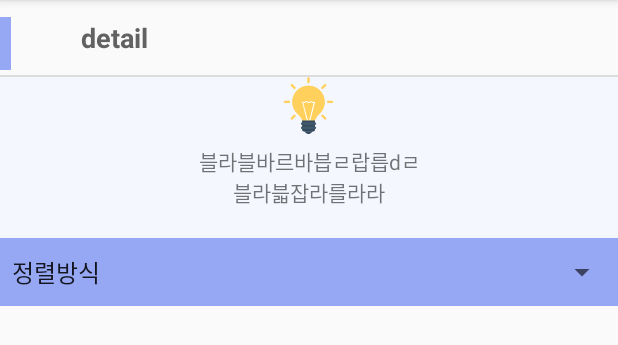
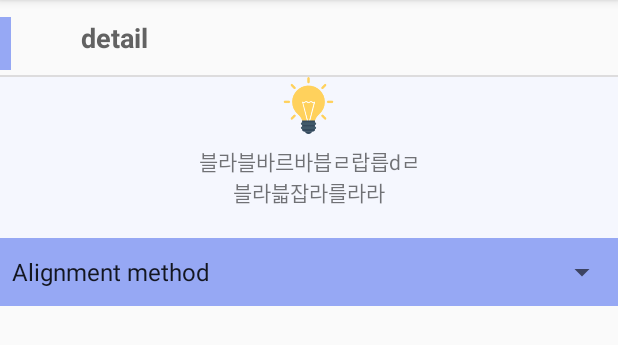
Before and after one commit to JeonHyungJin/K-Hack, an Android app: the fragment CategoryDetailFragment shown on its own in the app's theme, on a phone screen of 412 x 824 dp, the part 84-429 px from its top. Run offline under Robolectric (Android 15) with nearby library versions, the light colour scheme and no system bars; our stand-ins replace Firebase (no records; nobody signed in at launch, a user with empty details on screens opened directly); pictures from the network do not load; 1 statement that could not run was skipped.

Commit message:
change language

```diff
--- a/app/src/main/java/com/example/qpdjg/all_for/Fragment/CategoryDetailFragment.java
+++ b/app/src/main/java/com/example/qpdjg/all_for/Fragment/CategoryDetailFragment.java
@@ -1,7 +1,6 @@
 package com.example.qpdjg.all_for.Fragment;
 
 import android.content.Context;
-import android.content.Intent;
 import android.content.res.Configuration;
 import android.os.Bundle;
 import android.support.annotation.NonNull;
@@ -17,8 +16,6 @@ import android.widget.ListView;
 import android.widget.Spinner;
 import android.widget.TextView;
 import android.widget.Toast;
-
-import com.example.qpdjg.all_for.Activity.MainActivity;
 import com.example.qpdjg.all_for.Adater.CategoryDetailAdapter;
 import com.example.qpdjg.all_for.Custom.CustomViewPager;
 import com.example.qpdjg.all_for.Item.CategoryDetailItem;
@@ -31,7 +28,6 @@ import com.google.firebase.database.FirebaseDatabase;
 import com.google.firebase.database.ValueEventListener;
 
 import java.util.ArrayList;
-import java.util.Collection;
 import java.util.Collections;
 import java.util.Comparator;
 import java.util.List;
@@ -81,8 +77,8 @@ public class CategoryDetailFragment extends Fragment {
             public void onItemSelected(AdapterView<?> arg0, View arg1, int arg2, long arg3) {
                 //  String show = getResources().getString(R.string.change_lang);
                 String text = spinner.getSelectedItem().toString();
-                if (text != "정렬방식") {
-                    if (text == "평점순서") {
+                if (text != getResources().getString(R.string.how)) {
+                    if (text == getResources().getString(R.string.sort_star)) {
                         ArrayList temp = new ArrayList();
                         temp.add(data1);
                         temp.add(data2);
@@ -106,7 +102,7 @@ public class CategoryDetailFragment extends Fragment {
                             Collections.reverse((List<?>) temp.get(i));
                         }
                         //평점 순으로 data 1~5 정렬
-                    } else if (text == "한국인들이 많이 쓰는 순서") {
+                    } else if (text == getResources().getString(R.string.sort_korean)) {
                         ArrayList temp = new ArrayList();
                         temp.add(data1);
                         temp.add(data2);
@@ -129,7 +125,7 @@ public class CategoryDetailFragment extends Fragment {
                             });
                         }
                         //한국인이 많이 쓰는 순으로 data 1~5 정렬
-                    } else if (text == "다운로드 많이 받은 순") {
+                    } else if (text == getResources().getString(R.string.sort_downloda)) {
                         ArrayList temp = new ArrayList();
                         temp.add(data1);
                         temp.add(data2);
@@ -161,7 +157,7 @@ public class CategoryDetailFragment extends Fragment {
                     * 여기 부분 까지 오면 data1 ~ data5가 원하는 정렬 방식으로 모두 정렬되있으니까 ListView만 새로고침해줘
                     *
                     * */
-                    Toast.makeText(getActivity(), text + getResources().getString(R.string.change_lang), Toast.LENGTH_SHORT).show();
+                    Toast.makeText(getActivity(), getResources().getString(R.string.change_list), Toast.LENGTH_SHORT).show();
                 }
             }
 
@@ -170,10 +166,10 @@ public class CategoryDetailFragment extends Fragment {
             }
         });
         ArrayList<String> items = new ArrayList<String>();
-        items.add("정렬방식");
-        items.add("평점순서");
-        items.add("한국인들이 많이 쓰는 순서");
-        items.add("다운로드 많이 받은 순");
+        items.add(getResources().getString(R.string.how));
+        items.add(getResources().getString(R.string.sort_star));
+        items.add(getResources().getString(R.string.sort_korean));
+        items.add(getResources().getString(R.string.sort_downloda));
         ArrayAdapter<String> spiAdapter = new ArrayAdapter<String>(getActivity(), android.R.layout.simple_spinner_item, items);
         spinner.setAdapter(spiAdapter);
 
--- a/app/src/main/res/values/strings.xml
+++ b/app/src/main/res/values/strings.xml
@@ -63,4 +63,9 @@
     <string name="suggest">Suggested Apps</string>
     <string name="best">Best Apps</string>
     <string name="ad">AD</string>
+    <string name="how">Alignment method</string>
+    <string name="sort_korean">the order Koreans use a lot</string>
+    <string name="sort_star">Scoring order</string>
+    <string name="sort_downloda">Downloaded order</string>
+    <string name="change_list">Alignment method has been changed</string>
 </resources>
```
Also changed, not shown: 3 other files.
